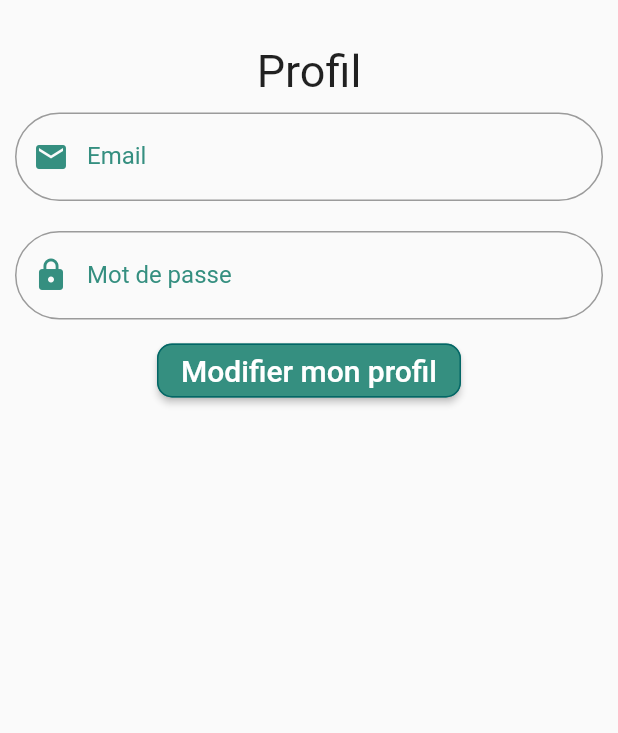
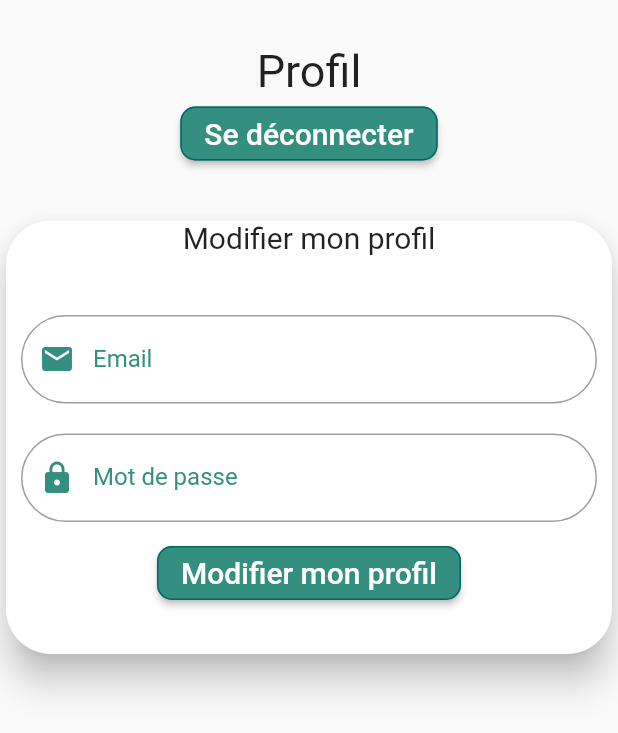
Before and after one commit to garrou/bike-life, a Flutter app: the ProfilPage screen opened directly, on a phone screen of 412 x 824 dp. Shown: the top 733 px of the screen. Run offline on Flutter 3.47's test engine with Material 2 defaults, Android fonts, the phone set to English and light mode, and no system bars; our stand-ins replace google_fonts; Roboto replaces fonts that are missing (Baloo).

Commit message:
Update user

```diff
--- a/lib/user/account.dart
+++ b/lib/user/account.dart
@@ -2,6 +2,7 @@ import 'package:bike_life/constants.dart';
 import 'package:bike_life/models/bike.dart';
 import 'package:bike_life/user/add_bike.dart';
 import 'package:bike_life/user/bike_details.dart';
+import 'package:flutter/cupertino.dart';
 import 'package:flutter/material.dart';
 
 final List bikeList = [
@@ -103,13 +104,20 @@ class BikeTile extends StatelessWidget {
     return GestureDetector(
         onTap: () => Navigator.of(context).push(bikeDetailsRoute()),
         child: Card(
-          margin: const EdgeInsets.all(thirdSize),
-          elevation: thirdSize,
-          child: ListTile(
-              leading: Image.network(bike.image),
-              title: Text(bike.name),
-              subtitle: Text(bike.details)),
-        ));
+            shape: RoundedRectangleBorder(
+                borderRadius: BorderRadius.circular(mainSize)),
+            margin: const EdgeInsets.all(thirdSize),
+            elevation: thirdSize,
+            child: Padding(
+              padding: const EdgeInsets.symmetric(vertical: paddingTop),
+              child: ListTile(
+                  leading: Image.network(bike.image),
+                  title: Padding(
+                      padding: const EdgeInsets.only(bottom: thirdSize),
+                      child: Text(bike.name,
+                          style: const TextStyle(fontWeight: FontWeight.bold))),
+                  subtitle: Text(bike.details)),
+            )));
   }
 
   Route bikeDetailsRoute() {
--- a/lib/user/profil.dart
+++ b/lib/user/profil.dart
@@ -1,4 +1,5 @@
 import 'package:bike_life/constants.dart';
+import 'package:bike_life/home/home.dart';
 import 'package:flutter/material.dart';
 
 class ProfilPage extends StatelessWidget {
@@ -8,8 +9,11 @@ class ProfilPage extends StatelessWidget {
   Widget build(BuildContext context) {
     return Scaffold(
         body: Center(
-            child:
-                Column(children: const <Widget>[BuildTitle(), BuildForm()])));
+            child: Column(children: const <Widget>[
+      BuildTitle(),
+      DisconnectButton(),
+      BuildForm()
+    ])));
   }
 }
 
@@ -22,6 +26,26 @@ class BuildTitle extends StatelessWidget {
       padding: const EdgeInsets.only(top: paddingTop),
       child: Text("Profil", style: mainTextStyle),
     );
+  }
+}
+
+class DisconnectButton extends StatelessWidget {
+  const DisconnectButton({Key? key}) : super(key: key);
+
+  @override
+  Widget build(BuildContext context) {
+    return Padding(
+        padding: const EdgeInsets.only(bottom: paddingTop),
+        child: ElevatedButton(
+            onPressed: () => Navigator.push(context,
+                MaterialPageRoute(builder: (context) => const HomePage())),
+            child: Text("Se déconnecter", style: secondTextStyle),
+            style: ButtonStyle(
+                backgroundColor: MaterialStateProperty.all<Color>(mainColor),
+                shape: MaterialStateProperty.all<RoundedRectangleBorder>(
+                    RoundedRectangleBorder(
+                        borderRadius: BorderRadius.circular(thirdSize),
+                        side: const BorderSide(color: secondColor))))));
   }
 }
 
@@ -115,12 +139,21 @@ class _SignupFormState extends State<BuildForm> {
 
   @override
   Widget build(BuildContext context) {
-    return Form(
-        key: _keyForm,
+    return Card(
+        shape: RoundedRectangleBorder(
+            borderRadius: BorderRadius.circular(mainSize)),
+        elevation: thirdSize,
         child: Column(children: <Widget>[
-          buildEmailField(),
-          buildPasswordField(),
-          buildSigninButton()
+          Text("Modifier mon profil", style: secondTextStyle),
+          Padding(
+              padding: const EdgeInsets.symmetric(vertical: paddingTop),
+              child: Form(
+                  key: _keyForm,
+                  child: Column(children: <Widget>[
+                    buildEmailField(),
+                    buildPasswordField(),
+                    buildSigninButton()
+                  ])))
         ]));
   }
 
```
